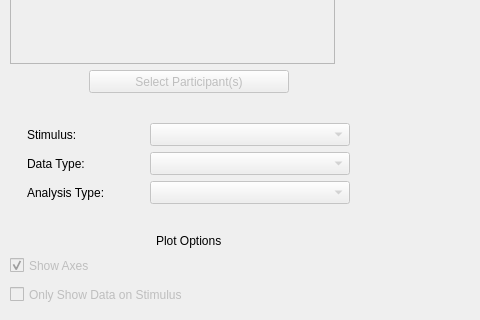
This is app_gui.ui in ks061/eye-tracking-visualizer as Qt 5 draws it before an edit; both pictures show x 0 to 480 and y 435 to 755 of the 1275 by 755 pixel window. The edited form follows.
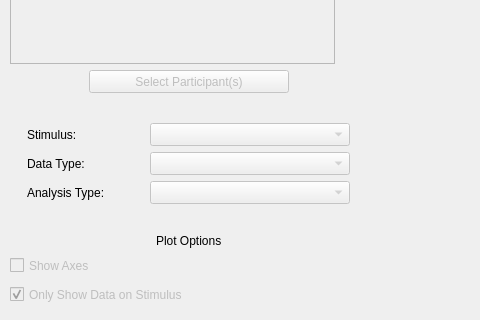
This is the edited form.

Commit message: Turn off show axes by default, turn on only show data on stimulus by default, and turn off plot title.

```diff
--- a/app_gui.ui
+++ b/app_gui.ui
@@ -444,7 +444,7 @@
           <string>Show Axes</string>
          </property>
          <property name="checked">
-          <bool>true</bool>
+          <bool>false</bool>
          </property>
         </widget>
        </item>
@@ -468,6 +468,9 @@
          <property name="text">
           <string>Only Show Data on Stimulus</string>
          </property>
+         <property name="checked">
+          <bool>true</bool>
+         </property>
         </widget>
        </item>
       </layout>
```
The commit also changes 1 other file.
